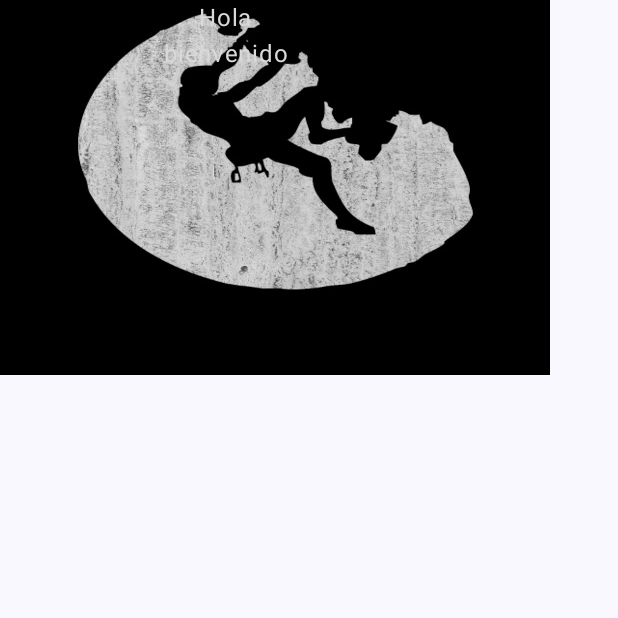
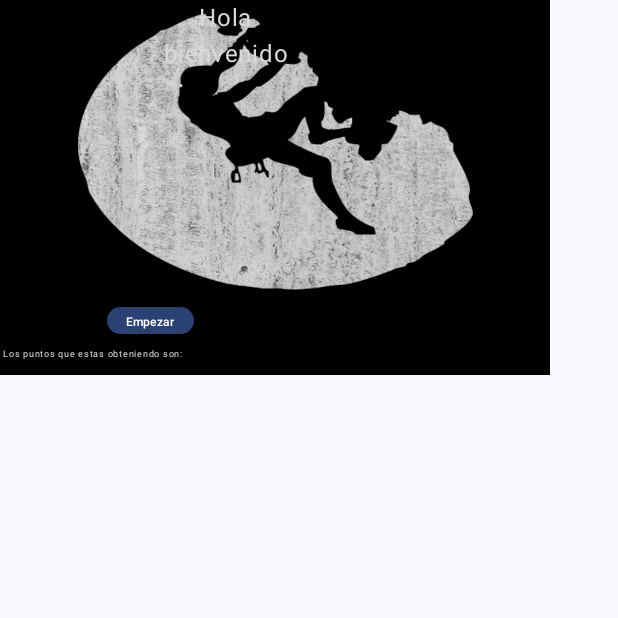
Before and after one commit to JV-CorMo/haciendoClicker, an Android app built with Jetpack Compose: the screen it shows after launch (MainActivity), on a phone screen of 412 x 824 dp, the top half of it. Run offline under Robolectric (Android 15) with nearby library versions, the phone set to English and light mode, and no system bars.

Commit message:
Creando el posicionamiento del botón y salida de resultados

```diff
--- a/app/src/main/java/com/example/juegoclicker/MainActivity.kt
+++ b/app/src/main/java/com/example/juegoclicker/MainActivity.kt
@@ -11,6 +11,8 @@ import androidx.compose.foundation.layout.Arrangement
 import androidx.compose.foundation.layout.Box
 import androidx.compose.foundation.layout.Column
 import androidx.compose.foundation.layout.PaddingValues
+import androidx.compose.foundation.layout.Row
+import androidx.compose.foundation.layout.Spacer
 import androidx.compose.foundation.layout.fillMaxHeight
 import androidx.compose.foundation.layout.fillMaxSize
 import androidx.compose.foundation.layout.fillMaxWidth
@@ -20,6 +22,7 @@ import androidx.compose.foundation.layout.offset
 import androidx.compose.foundation.layout.padding
 import androidx.compose.foundation.layout.size
 import androidx.compose.foundation.layout.width
+import androidx.compose.material3.Button
 import androidx.compose.material3.MaterialTheme
 import androidx.compose.material3.Scaffold
 import androidx.compose.material3.Surface
@@ -28,6 +31,7 @@ import androidx.compose.runtime.Composable
 import androidx.compose.ui.Alignment
 import androidx.compose.ui.Modifier
 import androidx.compose.ui.layout.ContentScale
+import androidx.compose.ui.layout.ModifierLocalBeyondBoundsLayout
 import androidx.compose.ui.res.painterResource
 import androidx.compose.ui.res.stringResource
 import androidx.compose.ui.text.style.TextAlign
@@ -36,6 +40,7 @@ import com.example.juegoclicker.ui.theme.JuegoClickerTheme
 
 import androidx.compose.ui.res.colorResource
 import androidx.compose.ui.unit.dp
+import androidx.compose.ui.unit.sp
 
 class MainActivity : ComponentActivity() {
     override fun onCreate(savedInstanceState: Bundle?) {
@@ -58,6 +63,7 @@ class MainActivity : ComponentActivity() {
 @Composable
 fun Greeting(name: String, modifier: Modifier = Modifier) {
     val img1 = painterResource(R.drawable.principal);
+
     Surface(
         color = MaterialTheme.colorScheme.background,
     ) {
@@ -89,7 +95,33 @@ fun Greeting(name: String, modifier: Modifier = Modifier) {
 
                     textAlign = TextAlign.Center,
                 )
+                Spacer(
+                    modifier = Modifier.weight(0.3f)
+                )
+                Row (
+                    verticalAlignment = Alignment.CenterVertically,
+                    modifier = Modifier.fillMaxWidth(),
+                    horizontalArrangement = Arrangement.Center,
+                ){
+                    Button(
+                        onClick = {},
+                        modifier = Modifier.height(18.dp),
+                        contentPadding = PaddingValues(horizontal = 12.dp),
+                    ) {
+                        Text(
+                            text = stringResource(R.string.btnStart),
+                            fontSize = 8.sp,
 
+                        )
+                    } // END Button
+
+                } // END Row
+                Text(
+                    color = colorResource(R.color.miColor),
+                    text = "Los puntos que estas obteniendo son: ", // RECUERDA - Tengo que poner variable del contador
+                    fontSize = 6.sp,
+                    modifier = Modifier.align(Alignment.Start).padding(2.dp),
+                )
             }
 
     }
```
